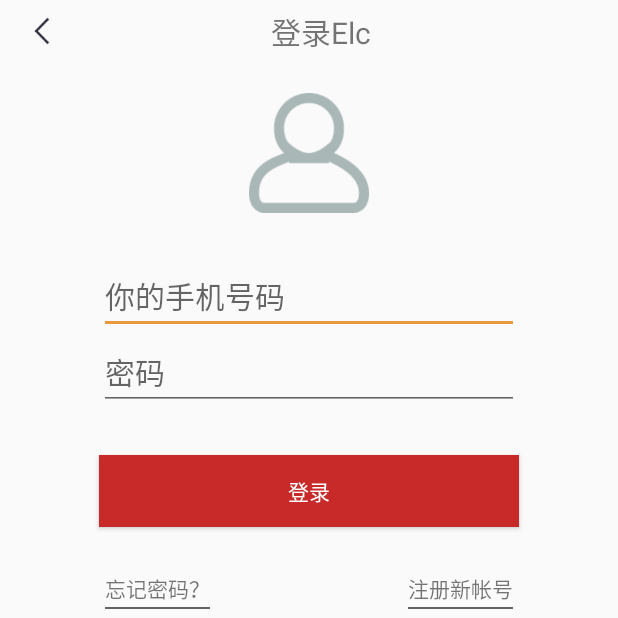
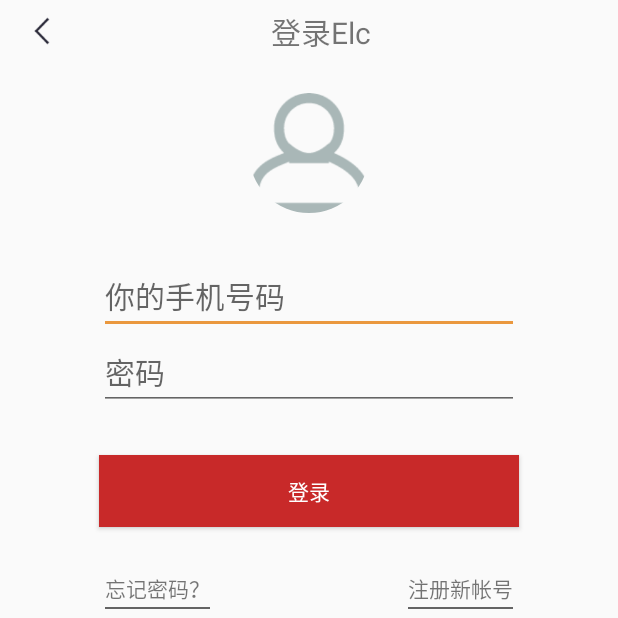
Before and after one commit to JandGit/ElcCommerce, an Android app: the UserLoginActivity screen opened directly, with no data from a screen before it, on a phone screen of 412 x 824 dp, the top half of it. Run offline under Robolectric (Android 15) with nearby library versions, the phone set to English and light mode, and no system bars; our stand-ins replace CircleImageView; pictures from the network do not load; 1 statement that could not run was skipped.

Commit message:
刘俊杰：2016-8-10,

```diff
--- a/app/src/main/java/com/android/tkengine/elccommerce/UI/UserLoginActivity.java
+++ b/app/src/main/java/com/android/tkengine/elccommerce/UI/UserLoginActivity.java
@@ -1,5 +1,6 @@
 package com.android.tkengine.elccommerce.UI;
 
+import android.graphics.Bitmap;
 import android.os.AsyncTask;
 import android.os.Build;
 import android.os.Handler;
@@ -9,6 +10,7 @@ import android.os.Bundle;
 import android.util.Log;
 import android.view.View;
 import android.view.WindowManager;
+import android.widget.ImageView;
 import android.widget.TextView;
 import android.widget.Toast;
 
@@ -34,6 +36,8 @@ public class UserLoginActivity extends AppCompatActivity implements UserLoginAct
     Toast mToast;
     //登录界面的两个输入框
     TextView et_userName, et_password;
+    //用户头像
+    ImageView iv_userIcon;
 
     private UserLoginActPresenter mPresenter;
     private MyHandler myHandler;
@@ -63,6 +67,44 @@ public class UserLoginActivity extends AppCompatActivity implements UserLoginAct
     }
 
     @Override
+    protected void onCreate(Bundle savedInstanceState) {
+        super.onCreate(savedInstanceState);
+        setContentView(R.layout.activity_user_login);
+
+        //实现沉浸式状态栏
+        if (Build.VERSION.SDK_INT >= Build.VERSION_CODES.KITKAT){
+            getWindow().addFlags(WindowManager.LayoutParams.FLAG_TRANSLUCENT_STATUS);
+        }
+
+        myHandler = new MyHandler(this);
+        mPresenter = new UserLoginActPresenter(this, this);
+        mToast = Toast.makeText(this, null, Toast.LENGTH_SHORT);
+        et_userName = (TextView) findViewById(R.id.et_userName);
+        et_password = (TextView) findViewById(R.id.et_password);
+        iv_userIcon = (ImageView) findViewById(R.id.iv_userIcon);
+
+        findViewById(R.id.iv_back).setOnClickListener(new View.OnClickListener() {
+            @Override
+            public void onClick(View view) {
+                finish();
+            }
+        });
+    }
+
+    //登录按钮按下回调事件
+    public void onLoginBtnClick(View view) {
+        String userName = et_userName.getText().toString();
+        String password = et_password.getText().toString();
+        mPresenter.login(userName, password);
+    }
+
+    //回调接口,用户输入密码时根据用户名加载用户头像
+    public void onPasswordInput(View view){
+        String userName = et_userName.getText().toString();
+        mPresenter.loadUserIcon(userName);
+    }
+
+    @Override
     public void onLoginSuccess() {
 
     }
@@ -77,35 +119,7 @@ public class UserLoginActivity extends AppCompatActivity implements UserLoginAct
         mToast.show();
     }
 
-    @Override
-    protected void onCreate(Bundle savedInstanceState) {
-        super.onCreate(savedInstanceState);
-        setContentView(R.layout.activity_user_login);
-
-        //实现沉浸式状态栏
-        if (Build.VERSION.SDK_INT >= Build.VERSION_CODES.KITKAT){
-            getWindow().addFlags(WindowManager.LayoutParams.FLAG_TRANSLUCENT_STATUS);
-        }
-
-        myHandler = new MyHandler(this);
-        mPresenter = new UserLoginActPresenter(this, this);
-        mToast = Toast.makeText(this, null, Toast.LENGTH_SHORT);
-        et_userName = (TextView) findViewById(R.id.et_userName);
-        et_password = (TextView) findViewById(R.id.et_password);
-
-        findViewById(R.id.iv_back).setOnClickListener(new View.OnClickListener() {
-            @Override
-            public void onClick(View view) {
-                finish();
-            }
-        });
-    }
-
-    //登录按钮按下回调事件
-    public void onLoginBtnClick(View view) {
-        String userName = et_userName.getText().toString();
-        String password = et_password.getText().toString();
-
-
+    public void setUserIcon(Bitmap icon){
+        iv_userIcon.setImageBitmap(icon);
     }
 }
--- a/app/src/main/res/layout/activity_user_login.xml
+++ b/app/src/main/res/layout/activity_user_login.xml
@@ -37,33 +37,37 @@
 
     </android.support.v7.widget.Toolbar>
 
-    <ImageView
+    <com.android.tkengine.elccommerce.utils.CircleImageView
         android:layout_below="@+id/tb_loginAct"
         android:layout_centerHorizontal="true"
         android:layout_marginTop="20dp"
         android:layout_width="80dp"
         android:layout_height="80dp"
         android:src="@drawable/frgme_user_unlogin"
-        android:id="@+id/imageView" />
+        android:id="@+id/iv_userIcon" />
 
     <EditText
         android:id="@+id/et_userName"
         android:layout_marginTop="30dp"
         android:ems="12"
+        android:maxEms="14"
         android:textSize="20sp"
         android:hint="@string/userloginAct_et"
         android:layout_width="wrap_content"
         android:layout_height="wrap_content"
-        android:layout_below="@+id/imageView"
+        android:layout_below="@+id/iv_userIcon"
         android:layout_centerHorizontal="true"
         android:maxLines="1"
         android:inputType="number" />
 
     <EditText
         android:id="@+id/et_password"
+        android:onClick="onPasswordInput"
         android:layout_width="wrap_content"
         android:layout_height="wrap_content"
         android:ems="12"
+        android:maxEms="12"
+        android:maxLines="1"
         android:hint="@string/userloginAct_pass"
         android:textSize="20sp"
         android:inputType="textPassword"
```
Also changed, not shown: app/src/main/java/com/android/tkengine/elccommerce/presenter/UserLoginActPresenter.java (+13 -1 lines).
